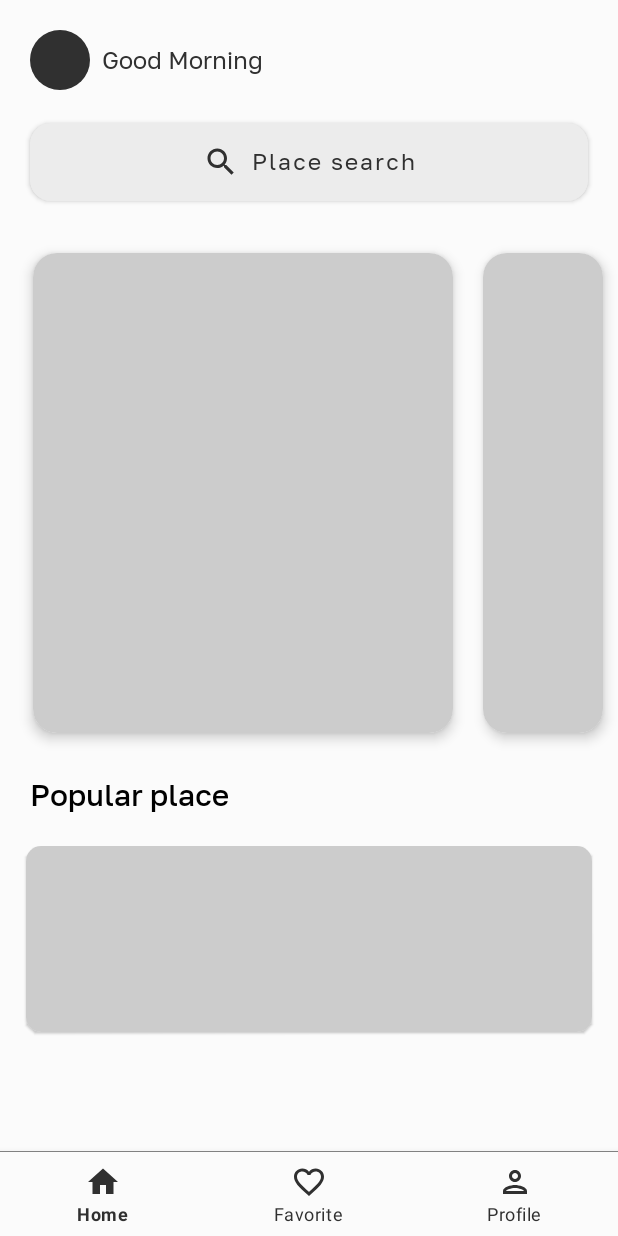
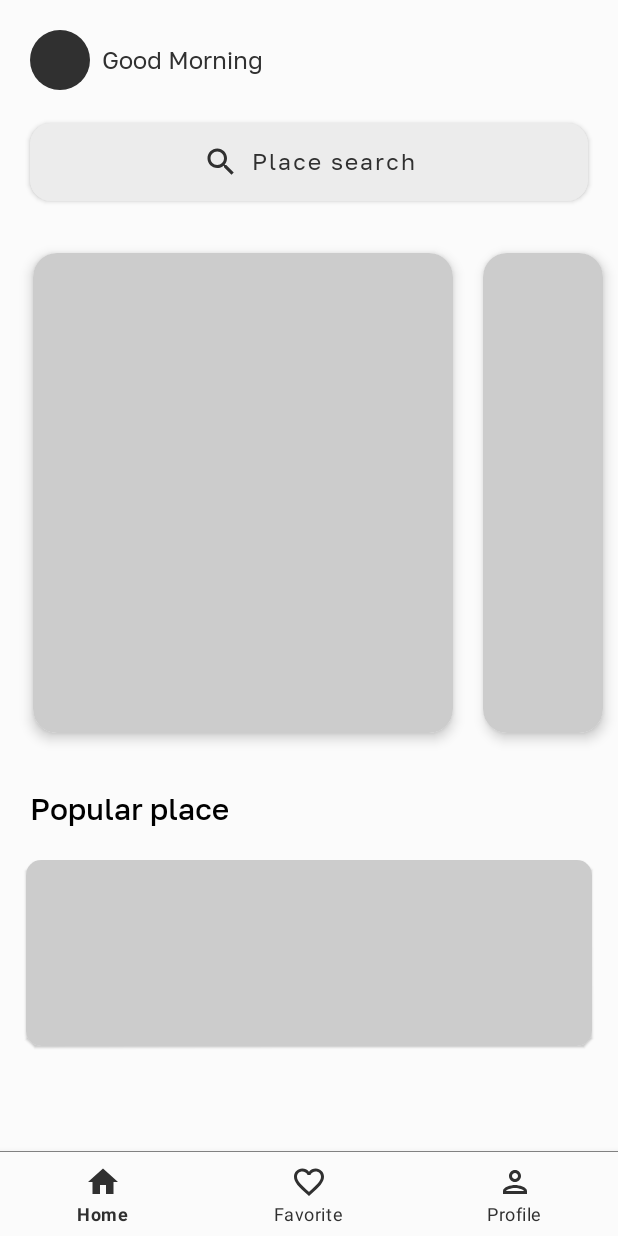
Before and after one commit to ONESECTOR/CityGuide, an Android app: the screen it shows after launch (MainActivity), on a phone screen of 412 x 824 dp. Run offline under Robolectric (Android 15) with nearby library versions, the phone set to English and light mode, and no system bars; our stand-ins replace CircleImageView, Firebase (no records; nobody signed in at launch, a user with empty details on screens opened directly), Shimmer, navigation-ui; plain views replace RoundedImageView.

Commit message:
Increased the size of the popular item

```diff
--- a/app/src/main/res/layout/fragment_home.xml
+++ b/app/src/main/res/layout/fragment_home.xml
@@ -109,7 +109,7 @@
             android:text="@string/popular_places"
             android:textColor="@color/black"
             android:textSize="20sp"
-            android:layout_marginTop="16dp"
+            android:layout_marginTop="25dp"
             app:layout_constraintTop_toBottomOf="@id/barrier"
             app:layout_constraintStart_toStartOf="parent" />
 
--- a/app/src/main/res/layout/item_popular.xml
+++ b/app/src/main/res/layout/item_popular.xml
@@ -17,8 +17,8 @@
 
         <com.makeramen.roundedimageview.RoundedImageView
             android:id="@+id/iv_place"
-            android:layout_width="100dp"
-            android:layout_height="100dp"
+            android:layout_width="140dp"
+            android:layout_height="140dp"
             android:background="@color/white"
             app:layout_constraintStart_toStartOf="parent"
             app:layout_constraintTop_toTopOf="parent"
```
